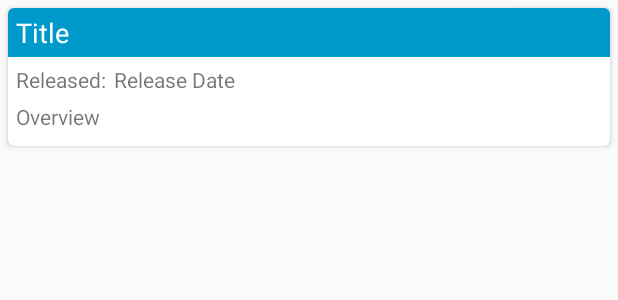
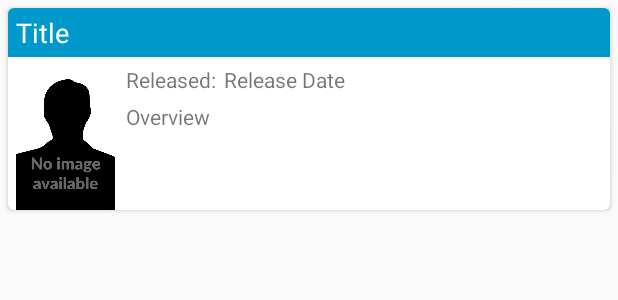
Before and after one commit to davidmlee/MovieSearch100, an Android app: the layout card_layout.xml on its own in the app's theme, with its tools: preview values and no code run, on a phone screen of 412 x 824 dp. Shown: the top 300 px of the screen. Run offline under Robolectric (Android 15) with nearby library versions, the phone set to English and light mode, and no system bars.

Commit message:
poster displayed

```diff
--- a/app/build.gradle
+++ b/app/build.gradle
@@ -31,5 +31,6 @@ dependencies {
     //compile 'com.android.support:recyclerview-v7:25.3.1'
     compile 'com.android.support:recyclerview-v7:25+'
     compile 'com.squareup.okhttp3:okhttp:3.8.0'
+    compile 'com.squareup.picasso:picasso:2.5.2'
     testCompile 'junit:junit:4.12'
 }
--- a/app/src/main/java/com/davidmlee/kata/moviesearch100/view/MainActivity.java
+++ b/app/src/main/java/com/davidmlee/kata/moviesearch100/view/MainActivity.java
@@ -30,6 +30,8 @@ import com.davidmlee.kata.moviesearch100.util.Util;
  * MainActivity of the app
  */
 public class MainActivity extends AppCompatActivity {
+    private static final String TAG = MainActivity.class.getSimpleName();
+
     private EditText search_text;
     RecyclerView recList;
     FilmListAdapter filmListAdapter;
@@ -74,7 +76,7 @@ public class MainActivity extends AppCompatActivity {
         llm.setOrientation(LinearLayoutManager.VERTICAL);
         recList.setLayoutManager(llm);
 
-        filmListAdapter = new FilmListAdapter(MainController.getFilmList());
+        filmListAdapter = new FilmListAdapter(MainActivity.this, MainController.getFilmList());
         recList.setAdapter(filmListAdapter);
     }
 
--- a/app/src/main/java/com/davidmlee/kata/moviesearch100/view/MovieDetailActivity.java
+++ b/app/src/main/java/com/davidmlee/kata/moviesearch100/view/MovieDetailActivity.java
@@ -20,6 +20,8 @@ import com.davidmlee.kata.moviesearch100.util.Util;
  * MainActivity of the app
  */
 public class MovieDetailActivity extends AppCompatActivity {
+    private static final String TAG = MovieDetailActivity.class.getSimpleName();
+
     @Override
     @SuppressWarnings({"deprecation", "NewApi"})
     protected void onCreate(Bundle savedInstanceState) {
--- a/app/src/main/res/layout/card_layout.xml
+++ b/app/src/main/res/layout/card_layout.xml
@@ -11,8 +11,8 @@
     >
     <RelativeLayout
         android:layout_width="match_parent"
-        android:layout_height="wrap_content">
-
+        android:layout_height="wrap_content"
+        >
         <TextView
             android:id="@+id/tv_title"
             android:layout_width="match_parent"
@@ -29,14 +29,31 @@
             android:paddingTop="4dp"
             android:paddingBottom="4dp"
             />
+        <RelativeLayout
+            android:layout_width="match_parent"
+            android:layout_height="wrap_content"
+            android:layout_below="@id/tv_title"
+            >
+            <ImageView
+                android:id="@+id/poster_image"
+                android:layout_width="70dp"
+                android:layout_height="100dp"
+                android:layout_marginTop="2dp"
+                android:layout_marginLeft="3dp"
+                android:layout_weight="20"
+                android:maxHeight="100dp"
+                android:src="@drawable/poster_not_found"
+                android:layout_alignParentTop="true"
+                android:layout_alignParentStart="true"
+                />
             <TextView
                 android:id="@+id/tv_release_date_label"
                 android:layout_width="wrap_content"
                 android:layout_height="wrap_content"
                 android:text="@string/label_release_date"
                 android:textAppearance="?android:attr/textAppearanceSmall"
-            android:layout_below="@id/tv_title"
-            android:layout_alignParentStart="true"
+                android:layout_alignParentTop="true"
+                android:layout_toRightOf="@id/poster_image"
                 android:layout_marginTop="5dp"
                 android:layout_marginStart="5dp"
                 />
@@ -47,7 +64,7 @@
                 android:text="@string/label_release_date_no_colon"
                 android:gravity="center_vertical"
                 android:textAppearance="?android:attr/textAppearanceSmall"
-            android:layout_below="@id/tv_title"
+                android:layout_alignParentTop="true"
                 android:layout_alignParentStart="false"
                 android:layout_toEndOf="@id/tv_release_date_label"
                 android:layout_marginTop="5dp"
@@ -58,16 +75,17 @@
                 android:layout_width="wrap_content"
                 android:layout_height="wrap_content"
                 android:text="@string/label_overview"
-            android:maxLines="2"
+                android:maxLines="3"
                 android:ellipsize="end"
                 android:gravity="center_vertical"
                 android:textAppearance="?android:attr/textAppearanceSmall"
+                android:layout_toRightOf="@id/poster_image"
                 android:layout_below="@id/tv_date"
-            android:layout_alignParentStart="true"
                 android:layout_marginTop="5dp"
                 android:layout_marginLeft="5dp"
                 android:layout_marginRight="5dp"
                 android:layout_marginBottom="10dp"
                 />
         </RelativeLayout>
+    </RelativeLayout>
 </android.support.v7.widget.CardView>
```
Also changed, not shown: app/src/main/java/com/davidmlee/kata/moviesearch100/listadapter/FilmListAdapter.java (+16 -1 lines), app/src/main/java/com/davidmlee/kata/moviesearch100/util/RoundedTransformation.java (added, +43 -0 lines), app/src/main/res/drawable/poster_not_found.png (added). Lines whose indentation alone changed are shown as unchanged.
